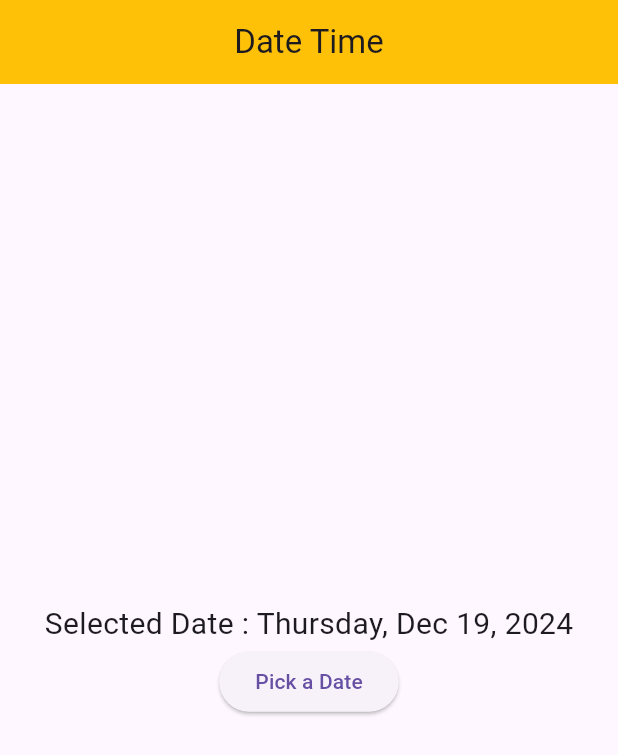
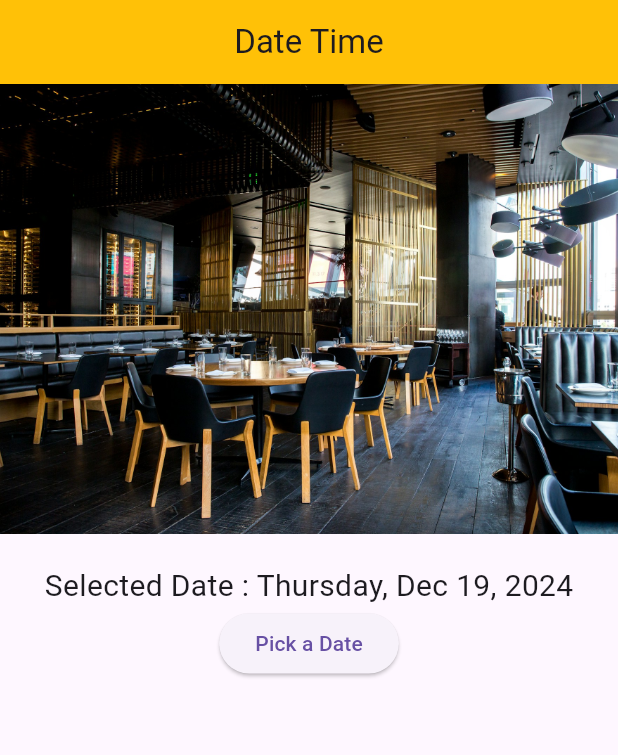
Before and after one commit to ashiksaheb/flutter_application_1, a Flutter app: the screen it shows after launch, on a phone screen of 412 x 824 dp. Shown: the top 755 px of the screen. Run offline on Flutter 3.47's test engine with Material 3 defaults, Android fonts, the phone set to English and light mode, and no system bars.

Commit message:
image update

```diff
--- a/lib/main.dart
+++ b/lib/main.dart
@@ -62,8 +62,17 @@ class _MyDatePickerState extends State<MyDatePicker> {
       ),
       body: Center(
         child: Column(
-          mainAxisAlignment: MainAxisAlignment.center,
+          mainAxisAlignment: MainAxisAlignment.start,
           children: [
+            Image.asset(
+              'assets/images/image1.jpg',
+              height: 300,
+              width: double.infinity,
+              fit: BoxFit.cover,
+            ),
+            const SizedBox(
+              height: 20,
+            ),
             Text(
               //"Selected Date : ${DateFormat('yyyy-MM-dd').format(selectedDate)}",
               // "Selected Date : ${selectedDate.toString().split(' ')[0]}", // both format same work,
--- a/pubspec.yaml
+++ b/pubspec.yaml
@@ -60,11 +60,9 @@ flutter:
   uses-material-design: true
 
   # To add assets to your application, add an assets section, like this:
-  # assets:
-  #   - images/a_dot_burr.jpeg
+  assets:
+    - assets/images/
   #   - images/a_dot_ham.jpeg
-  assets:
-    -  assets/images/
 
   # An image asset can refer to one or more resolution-specific "variants", see
   # https://flutter.dev/to/resolution-aware-images
```
Also changed, not shown: assets/images/image1.jpg (renamed from assets/image1.jpg).
